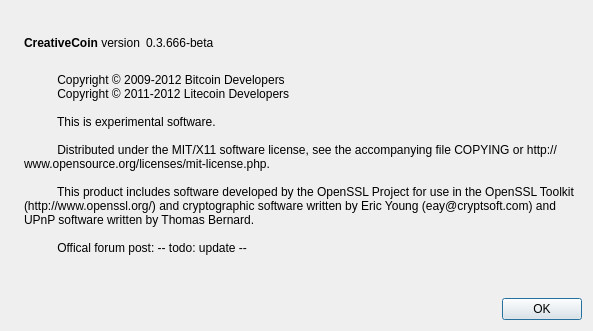
Old version of the form src/qt/forms/aboutdialog.ui in the repository sheilapimpampum/creativechain.
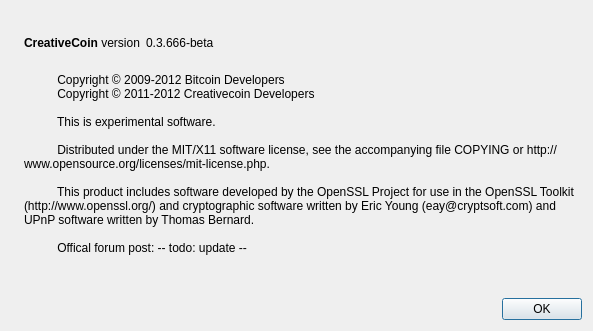
New version of the form. Icons and pictures are not drawn.

The edit to the form file:
```diff
--- a/src/qt/forms/aboutdialog.ui
+++ b/src/qt/forms/aboutdialog.ui
@@ -96,7 +96,7 @@
        <property name="text">
         <string>
           Copyright © 2009-2012 Bitcoin Developers
-          Copyright © 2011-2012 Litecoin Developers
+          Copyright © 2011-2012 Creativecoin Developers
 
           This is experimental software.
 
```
